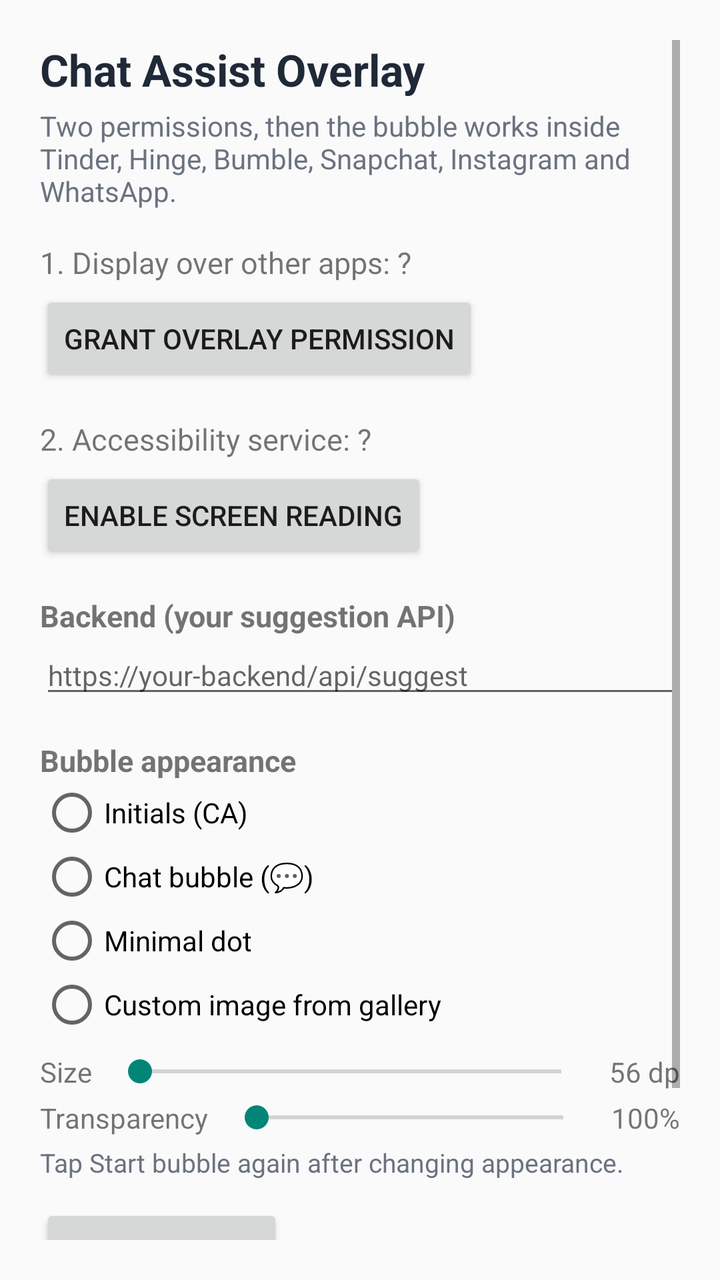
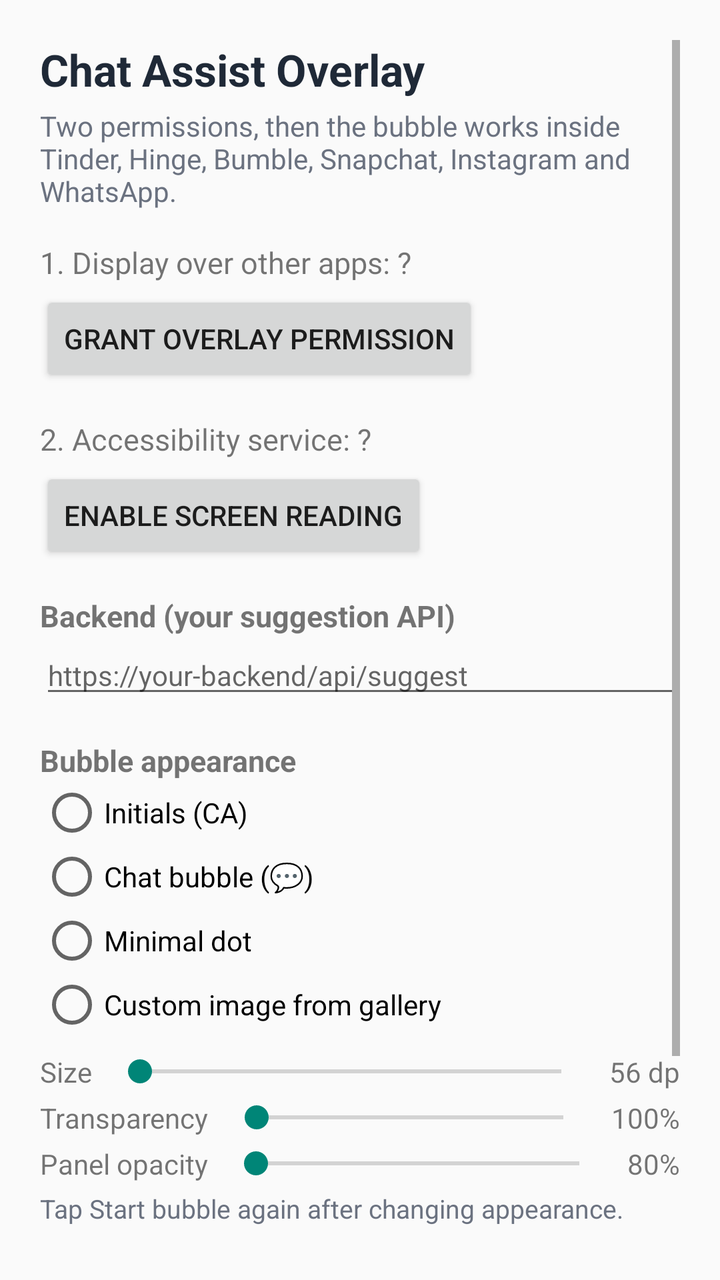

The first picture is an Android layout as it rendered before a commit; the second is the same layout after the commit. The layout source and the unified diff follow.
<!-- AndroidManifest.xml: application theme Theme.ChatAssist -->
<!-- res/layout/activity_main.xml -->
<?xml version="1.0" encoding="utf-8"?>
<ScrollView xmlns:android="http://schemas.android.com/apk/res/android"
    android:layout_width="match_parent"
    android:layout_height="match_parent"
    android:padding="20dp">

    <LinearLayout
        android:layout_width="match_parent"
        android:layout_height="wrap_content"
        android:orientation="vertical">

        <TextView
            android:layout_width="wrap_content"
            android:layout_height="wrap_content"
            android:text="Chat Assist Overlay"
            android:textColor="@color/ink"
            android:textSize="22sp"
            android:textStyle="bold" />

        <TextView
            android:layout_width="wrap_content"
            android:layout_height="wrap_content"
            android:layout_marginTop="4dp"
            android:text="Two permissions, then the bubble works inside Tinder, Hinge, Bumble, Snapchat, Instagram and WhatsApp."
            android:textColor="#6B7280"
            android:textSize="14sp" />

        <TextView
            android:id="@+id/statusOverlay"
            android:layout_width="wrap_content"
            android:layout_height="wrap_content"
            android:layout_marginTop="16dp"
            android:text="1. Display over other apps: ?"
            android:textSize="15sp" />

        <Button
            android:id="@+id/btnOverlay"
            android:layout_width="wrap_content"
            android:layout_height="wrap_content"
            android:layout_marginTop="4dp"
            android:text="Grant overlay permission" />

        <TextView
            android:id="@+id/statusA11y"
            android:layout_width="wrap_content"
            android:layout_height="wrap_content"
            android:layout_marginTop="16dp"
            android:text="2. Accessibility service: ?"
            android:textSize="15sp" />

        <Button
            android:id="@+id/btnA11y"
            android:layout_width="wrap_content"
            android:layout_height="wrap_content"
            android:layout_marginTop="4dp"
            android:text="Enable screen reading" />

        <TextView
            android:layout_width="wrap_content"
            android:layout_height="wrap_content"
            android:layout_marginTop="16dp"
            android:text="Backend (your suggestion API)"
            android:textSize="15sp"
            android:textStyle="bold" />

        <EditText
            android:id="@+id/inputBackendUrl"
            android:layout_width="match_parent"
            android:layout_height="wrap_content"
            android:hint="https://your-backend/api/suggest"
            android:inputType="textUri"
            android:textSize="14sp" />

        <TextView
            android:layout_width="wrap_content"
            android:layout_height="wrap_content"
            android:layout_marginTop="16dp"
            android:text="Bubble appearance"
            android:textSize="15sp"
            android:textStyle="bold" />

        <RadioGroup
            android:id="@+id/iconGroup"
            android:layout_width="match_parent"
            android:layout_height="wrap_content"
            android:orientation="vertical">

            <RadioButton
                android:id="@+id/radioInitials"
                android:layout_width="wrap_content"
                android:layout_height="wrap_content"
                android:text="Initials (CA)" />

            <RadioButton
                android:id="@+id/radioChat"
                android:layout_width="wrap_content"
                android:layout_height="wrap_content"
                android:text="Chat bubble (💬)" />

            <RadioButton
                android:id="@+id/radioDot"
                android:layout_width="wrap_content"
                android:layout_height="wrap_content"
                android:text="Minimal dot" />

            <RadioButton
                android:id="@+id/radioCustom"
                android:layout_width="wrap_content"
                android:layout_height="wrap_content"
                android:text="Custom image from gallery" />
        </RadioGroup>

        <LinearLayout
            android:layout_width="match_parent"
            android:layout_height="wrap_content"
            android:layout_marginTop="8dp"
            android:gravity="center_vertical"
            android:orientation="horizontal">

            <TextView
                android:layout_width="wrap_content"
                android:layout_height="wrap_content"
                android:text="Size"
                android:textSize="14sp" />

            <SeekBar
                android:id="@+id/sizeSeek"
                android:layout_width="0dp"
                android:layout_height="wrap_content"
                android:layout_marginStart="8dp"
                android:layout_weight="1" />

            <TextView
                android:id="@+id/sizeValue"
                android:layout_width="wrap_content"
                android:layout_height="wrap_content"
                android:layout_marginStart="8dp"
                android:text="56 dp"
                android:textSize="14sp" />
        </LinearLayout>

        <LinearLayout
            android:layout_width="match_parent"
            android:layout_height="wrap_content"
            android:layout_marginTop="4dp"
            android:gravity="center_vertical"
            android:orientation="horizontal">

            <TextView
                android:layout_width="wrap_content"
                android:layout_height="wrap_content"
                android:text="Transparency"
                android:textSize="14sp" />

            <SeekBar
                android:id="@+id/alphaSeek"
                android:layout_width="0dp"
                android:layout_height="wrap_content"
                android:layout_marginStart="8dp"
                android:layout_weight="1" />

            <TextView
                android:id="@+id/alphaValue"
                android:layout_width="wrap_content"
                android:layout_height="wrap_content"
                android:layout_marginStart="8dp"
                android:text="100%"
                android:textSize="14sp" />
        </LinearLayout>

        <TextView
            android:layout_width="wrap_content"
            android:layout_height="wrap_content"
            android:layout_marginTop="4dp"
            android:text="Tap Start bubble again after changing appearance."
            android:textColor="#6B7280"
            android:textSize="13sp" />

        <Button
            android:id="@+id/btnStart"
            android:layout_width="wrap_content"
            android:layout_height="wrap_content"
            android:layout_marginTop="12dp"
            android:text="Start bubble" />

        <Button
            android:id="@+id/btnTest"
            android:layout_width="wrap_content"
            android:layout_height="wrap_content"
            android:layout_marginTop="8dp"
            android:text="Send test suggestion request" />

        <TextView
            android:id="@+id/testResult"
            android:layout_width="wrap_content"
            android:layout_height="wrap_content"
            android:layout_marginTop="8dp"
            android:text=""
            android:textSize="14sp" />
    </LinearLayout>
</ScrollView>
<!-- resources referenced by this layout -->
<resources>
  <color name="ink">#1F2937</color>
  <style name="Theme.ChatAssist" parent="Theme.AppCompat.Light.NoActionBar">
          <item name="colorPrimary">@color/brand</item>
          <item name="colorPrimaryDark">@color/brand_dark</item>
          <item name="android:windowBackground">@color/paper</item>
      </style>
  <color name="brand">#DB2777</color>
  <color name="brand_dark">#9D174D</color>
  <color name="paper">#FAFAFA</color>
</resources>

<!-- the commit's change to res/layout/activity_main.xml (unified diff, before → after) -->
@@ -168,6 +168,35 @@
                 android:textSize="14sp" />
         </LinearLayout>
 
+        <LinearLayout
+            android:layout_width="match_parent"
+            android:layout_height="wrap_content"
+            android:layout_marginTop="4dp"
+            android:gravity="center_vertical"
+            android:orientation="horizontal">
+
+            <TextView
+                android:layout_width="wrap_content"
+                android:layout_height="wrap_content"
+                android:text="Panel opacity"
+                android:textSize="14sp" />
+
+            <SeekBar
+                android:id="@+id/panelAlphaSeek"
+                android:layout_width="0dp"
+                android:layout_height="wrap_content"
+                android:layout_marginStart="8dp"
+                android:layout_weight="1" />
+
+            <TextView
+                android:id="@+id/panelAlphaValue"
+                android:layout_width="wrap_content"
+                android:layout_height="wrap_content"
+                android:layout_marginStart="8dp"
+                android:text="80%"
+                android:textSize="14sp" />
+        </LinearLayout>
+
         <TextView
             android:layout_width="wrap_content"
             android:layout_height="wrap_content"
